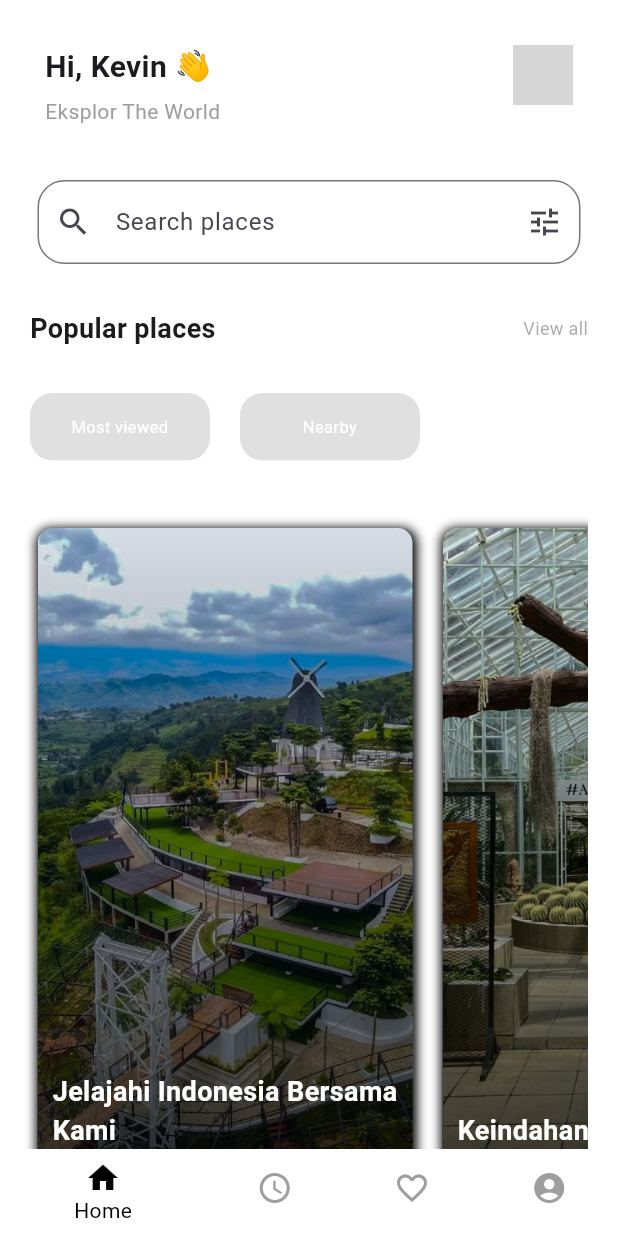
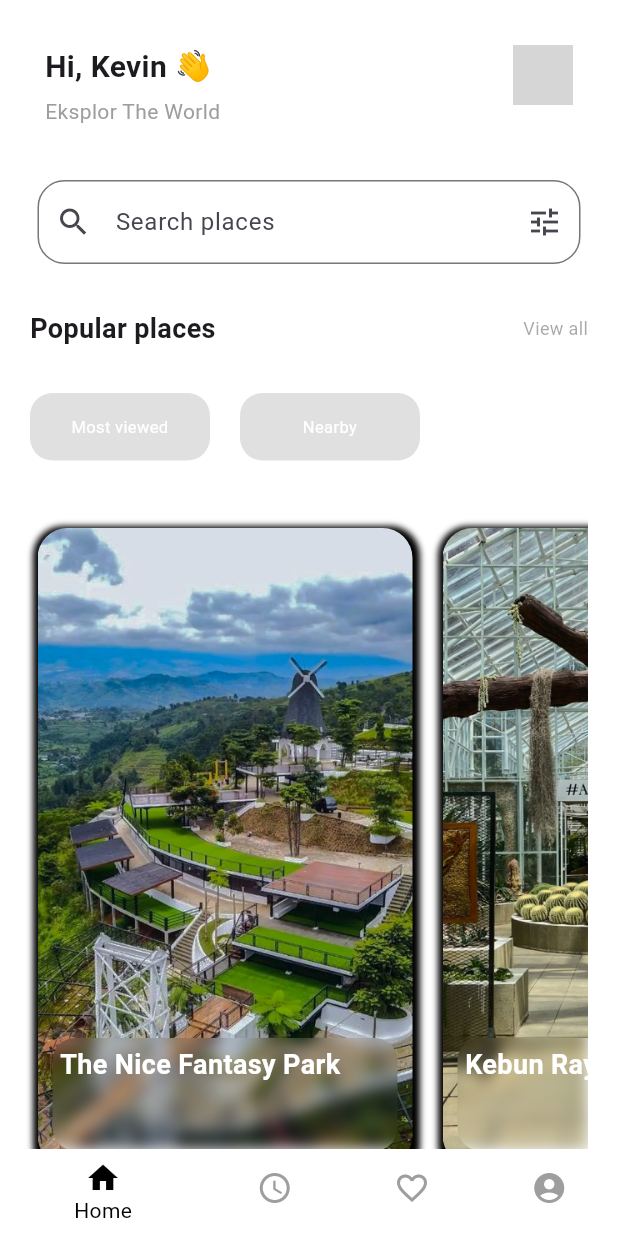
Before and after one commit to dhiasz/Mobile, a Flutter app: the screen it shows after launch, on a phone screen of 412 x 824 dp. Run offline on Flutter 3.47's test engine with Material 3 defaults, Android fonts, the phone set to English and light mode, and no system bars; our stand-ins replace lottie; network calls fail; grey boxes are pictures that could not be loaded.

Commit message:
content Sudah Di Sempurnakan

```diff
--- /dev/null
+++ b/lib/materimodulscreens/page/thenice.dart
@@ -0,0 +1,23 @@
+import 'package:flutter/material.dart';
+
+class MyWidget extends StatelessWidget {
+  const MyWidget({super.key});
+
+  @override
+  Widget build(BuildContext context) {
+    return MaterialApp(
+      home: Stack(
+        children: [
+          Padding(padding: EdgeInsets.symmetric(horizontal: 10.0, vertical: 20.0),
+          child: Container(
+            height: 355,
+            width: 450,
+            color: Colors.black,
+          )
+
+          ),
+        ],
+      ),
+    );
+  }
+}
--- a/lib/materimodulscreens/utama.dart
+++ b/lib/materimodulscreens/utama.dart
@@ -1,3 +1,5 @@
+import 'dart:ui';
+
 import 'package:flutter/material.dart';
 import 'package:wisata_mobile_5/models/content_model.dart';
 
@@ -240,13 +242,13 @@ class _HomePageState extends State<HomePage> {
                         margin: const EdgeInsets.all(
                             10.0), // Memberi jarak antar gambar
                         decoration: BoxDecoration(
-                          borderRadius: BorderRadius.circular(10.0),
+                          borderRadius: BorderRadius.circular(20.0),
                           boxShadow: [
                             BoxShadow(
                               color: Colors.black.withOpacity(1),
-                              offset: Offset(1, 2),
-                              blurRadius: 5,
-                              spreadRadius: 2,
+                              offset: Offset(1, 3),
+                              blurRadius: 3,
+                              spreadRadius: 4,
                             ),
                           ],
                           image: DecorationImage(
@@ -254,34 +256,40 @@ class _HomePageState extends State<HomePage> {
                                 item.image), // Mengambil gambar dari list
                             fit: BoxFit.cover,
                           ),
+
                         ),
+
                         child: Stack(
                           children: [
-                            // Background overlay untuk teks agar terlihat jelas
-                            Container(
-                              decoration: BoxDecoration(
-                                borderRadius: BorderRadius.circular(10.0),
-                                gradient: LinearGradient(
-                                  begin: Alignment.bottomCenter,
-                                  end: Alignment.topCenter,
-                                  colors: [
-                                    Colors.black.withOpacity(0.7),
-                                    Colors.transparent,
-                                  ],
-                                ),
-                              ),
-                            ),
                             // Teks di atas gambar
                             Positioned(
                               bottom: 10,
                               left: 10,
                               right: 10,
+                              child: ClipRRect(
+                                borderRadius: BorderRadius.circular(15.0),
+                                child: BackdropFilter(
+                                  filter: ImageFilter.blur(
+                                      sigmaX: 5.0, sigmaY: 5.0),
+                                  child: Container(
+                                    padding:
+                                        EdgeInsets.symmetric(horizontal: 5.0),
+                                    height: 75,
+                                    width: 224,
+                                    decoration: BoxDecoration(
+                                      color: Colors.transparent,
+                                      borderRadius: BorderRadius.circular(15.0),
+                                    ),
                                     child: Text(
                                       item.name,
                                       style: const TextStyle(
+                                        height: 2,
                                         color: Colors.white,
                                         fontSize: 18.0,
                                         fontWeight: FontWeight.bold,
+                                      ),
+                                    ),
+                                  ),
                                 ),
                               ),
                             ),
--- a/lib/models/content_model.dart
+++ b/lib/models/content_model.dart
@@ -7,11 +7,11 @@ class Content {
 List<Content> content = [
   Content(
       image: 'assets/images/Thenicepark.jpg',
-      name: 'Jelajahi Indonesia Bersama Kami'),
+      name: 'The Nice Fantasy Park'),
   Content(
       image: 'assets/images/KebunRayaCibodas(2).jpg',
-      name: 'Keindahan Alam Indonesia'),
+      name: 'Kebun Raya Cibodas'),
   Content(
       image: 'assets/images/Cibeureum.jpg',
-      name: 'Kesejukan Angin Pegunungan'),
+      name: 'Curug Cibereum'),
 ];
```
Lines whose indentation alone changed are shown as unchanged.
